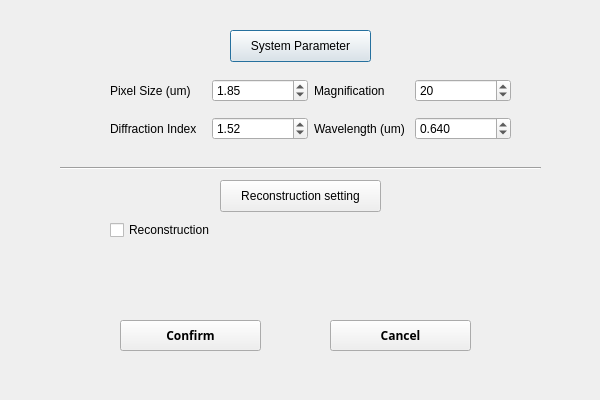
First picture: the form in Lei Temp/UI file/Parameter setting.ui, repository YipLab/DHM, before the edit.
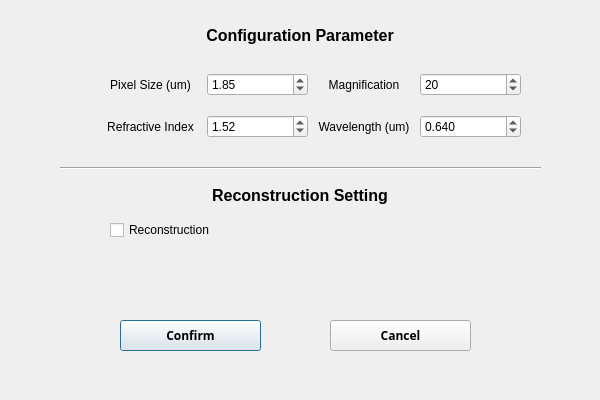
Second picture: the form after the edit.

What changed in the file:
```diff
--- a/Lei Temp/UI file/Parameter setting.ui
+++ b/Lei Temp/UI file/Parameter setting.ui
@@ -26,19 +26,6 @@
     <enum>Qt::Horizontal</enum>
    </property>
   </widget>
-  <widget class="QPushButton" name="SystemConfig">
-   <property name="geometry">
-    <rect>
-     <x>230</x>
-     <y>30</y>
-     <width>141</width>
-     <height>32</height>
-    </rect>
-   </property>
-   <property name="text">
-    <string>System Parameter</string>
-   </property>
-  </widget>
   <widget class="QCheckBox" name="checkBox">
    <property name="geometry">
     <rect>
@@ -78,24 +65,42 @@
   <widget class="QWidget" name="layoutWidget_2">
    <property name="geometry">
     <rect>
-     <x>110</x>
-     <y>70</y>
-     <width>401</width>
-     <height>81</height>
+     <x>100</x>
+     <y>60</y>
+     <width>421</width>
+     <height>91</height>
     </rect>
    </property>
    <layout class="QGridLayout" name="gridLayout">
     <item row="1" column="2">
-     <widget class="QLabel" name="label_5">
+     <widget class="QLabel" name="label_wavelength">
+      <property name="font">
+       <font>
+        <family>Arial</family>
+        <pointsize>9</pointsize>
+       </font>
+      </property>
       <property name="text">
        <string>Wavelength (um)</string>
       </property>
+      <property name="alignment">
+       <set>Qt::AlignCenter</set>
+      </property>
      </widget>
     </item>
     <item row="1" column="0">
-     <widget class="QLabel" name="label_3">
+     <widget class="QLabel" name="label_RI">
+      <property name="font">
+       <font>
+        <family>Arial</family>
+        <pointsize>9</pointsize>
+       </font>
+      </property>
       <property name="text">
-       <string>Diffraction Index</string>
+       <string>Refractive Index</string>
+      </property>
+      <property name="alignment">
+       <set>Qt::AlignCenter</set>
       </property>
      </widget>
     </item>
@@ -148,17 +153,35 @@
      </widget>
     </item>
     <item row="0" column="2">
-     <widget class="QLabel" name="label_6">
+     <widget class="QLabel" name="label_mag">
+      <property name="font">
+       <font>
+        <family>Arial</family>
+        <pointsize>9</pointsize>
+       </font>
+      </property>
       <property name="text">
        <string>Magnification</string>
       </property>
+      <property name="alignment">
+       <set>Qt::AlignCenter</set>
+      </property>
      </widget>
     </item>
     <item row="0" column="0">
-     <widget class="QLabel" name="label_4">
+     <widget class="QLabel" name="label_pixel">
+      <property name="font">
+       <font>
+        <family>Arial</family>
+        <pointsize>9</pointsize>
+       </font>
+      </property>
       <property name="text">
        <string>Pixel Size (um)</string>
       </property>
+      <property name="alignment">
+       <set>Qt::AlignCenter</set>
+      </property>
      </widget>
     </item>
     <item row="1" column="1">
@@ -176,20 +199,7 @@
     </item>
    </layout>
   </widget>
-  <widget class="QPushButton" name="SystemConfig_2">
-   <property name="geometry">
-    <rect>
-     <x>220</x>
-     <y>180</y>
-     <width>161</width>
-     <height>32</height>
-    </rect>
-   </property>
-   <property name="text">
-    <string>Reconstruction setting</string>
-   </property>
-  </widget>
-  <widget class="QPushButton" name="pushButton">
+  <widget class="QPushButton" name="pushButton_confirm">
    <property name="geometry">
     <rect>
      <x>120</x>
@@ -229,6 +239,54 @@
     <string>Cancel</string>
    </property>
   </widget>
+  <widget class="QLabel" name="label">
+   <property name="geometry">
+    <rect>
+     <x>200</x>
+     <y>20</y>
+     <width>200</width>
+     <height>30</height>
+    </rect>
+   </property>
+   <property name="font">
+    <font>
+     <family>Arial</family>
+     <pointsize>12</pointsize>
+     <weight>75</weight>
+     <bold>true</bold>
+    </font>
+   </property>
+   <property name="text">
+    <string>Configuration Parameter</string>
+   </property>
+   <property name="alignment">
+    <set>Qt::AlignCenter</set>
+   </property>
+  </widget>
+  <widget class="QLabel" name="label_2">
+   <property name="geometry">
+    <rect>
+     <x>200</x>
+     <y>180</y>
+     <width>200</width>
+     <height>30</height>
+    </rect>
+   </property>
+   <property name="font">
+    <font>
+     <family>Arial</family>
+     <pointsize>12</pointsize>
+     <weight>75</weight>
+     <bold>true</bold>
+    </font>
+   </property>
+   <property name="text">
+    <string>Reconstruction Setting</string>
+   </property>
+   <property name="alignment">
+    <set>Qt::AlignCenter</set>
+   </property>
+  </widget>
  </widget>
  <resources/>
  <connections/>
```
Left out of the diff: 4 changed lines with no effect on the pictures.
